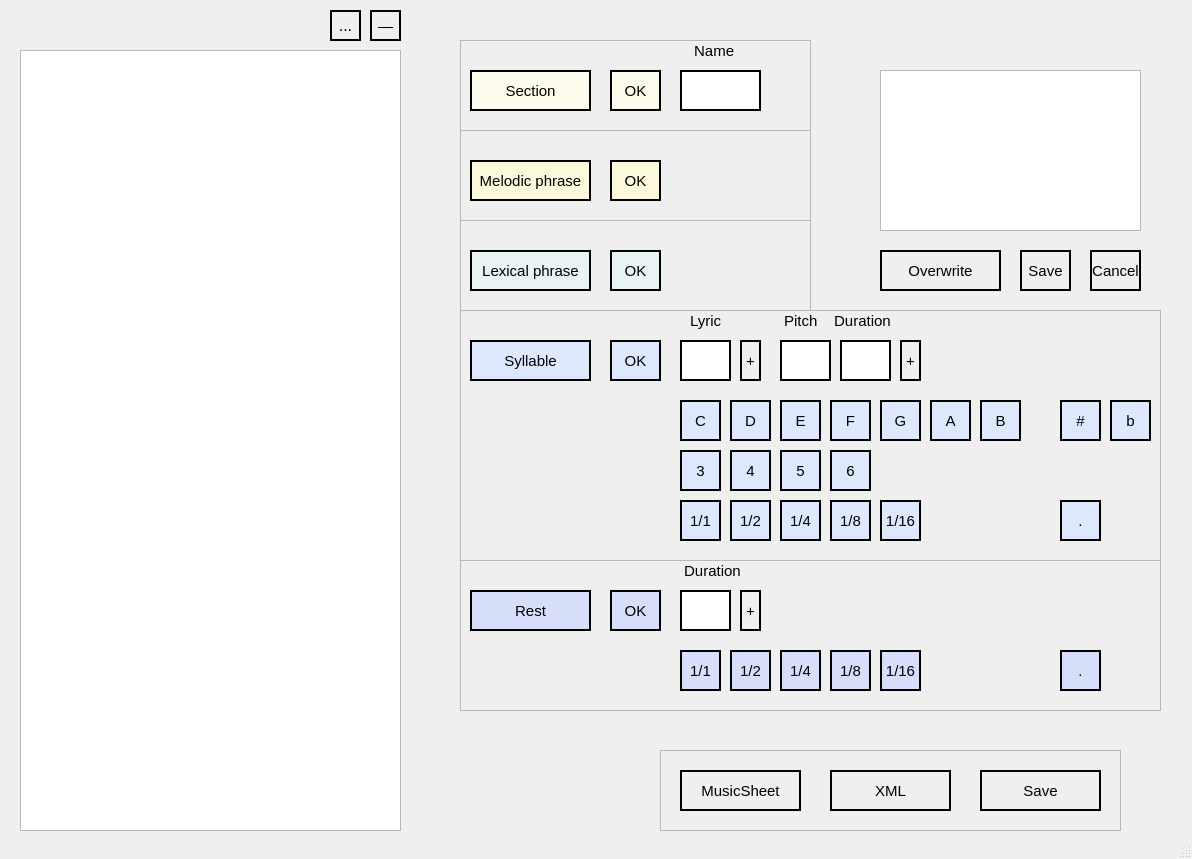
Before: the Qt Designer form ui/song-xml_editor.ui in uU-Uuu/song-xml-editor, drawn with Qt 5.
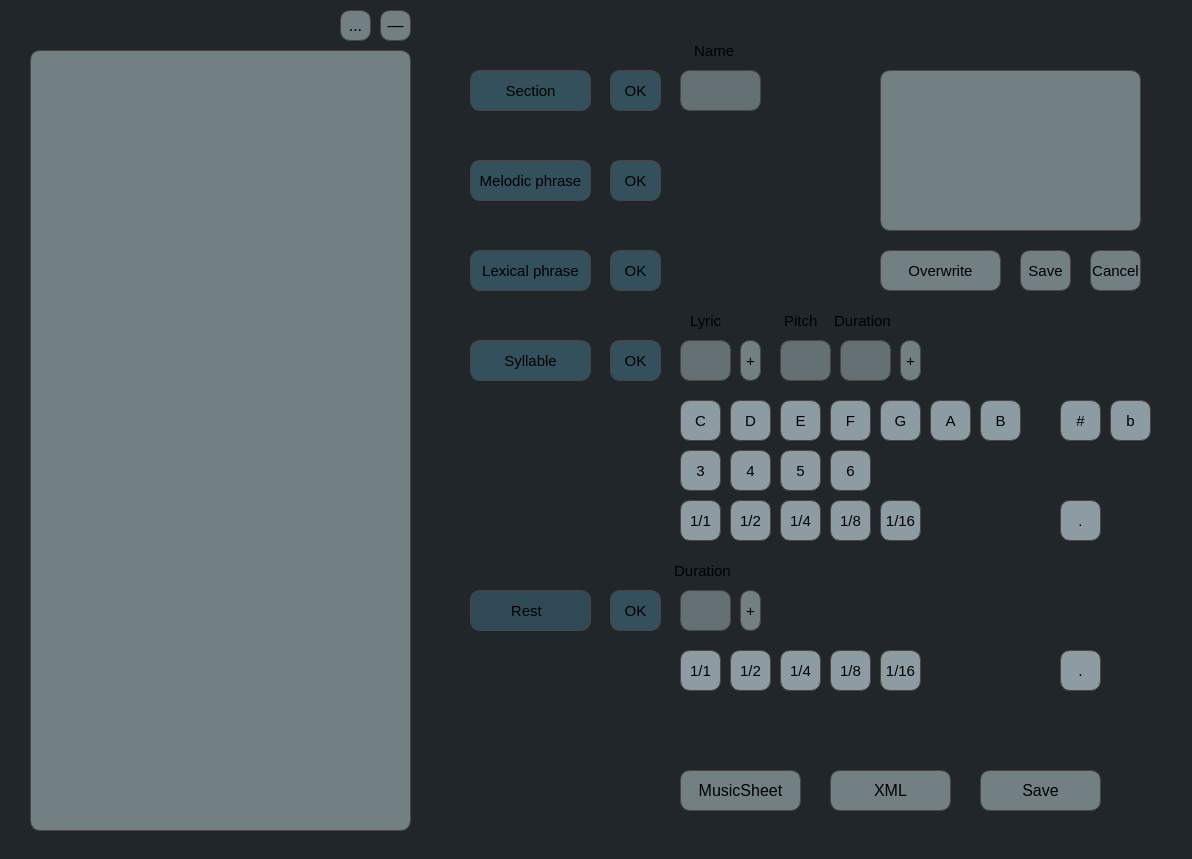
After: the same form once the commit is applied. Icons and pictures are not drawn.

Commit message: changed mainwindow style

Patch:
```diff
--- a/ui/song-xml_editor.ui
+++ b/ui/song-xml_editor.ui
@@ -10,23 +10,31 @@
     <height>859</height>
    </rect>
   </property>
+  <property name="sizePolicy">
+   <sizepolicy hsizetype="Preferred" vsizetype="Preferred">
+    <horstretch>0</horstretch>
+    <verstretch>0</verstretch>
+   </sizepolicy>
+  </property>
+  <property name="maximumSize">
+   <size>
+    <width>1192</width>
+    <height>859</height>
+   </size>
+  </property>
   <property name="windowTitle">
    <string>MainWindow</string>
   </property>
+  <property name="styleSheet">
+   <string notr="true"/>
+  </property>
   <widget class="QWidget" name="centralwidget">
-   <widget class="QScrollBar" name="verticalScrollBar">
-    <property name="geometry">
-     <rect>
-      <x>290</x>
-      <y>60</y>
-      <width>20</width>
-      <height>761</height>
-     </rect>
-    </property>
-    <property name="orientation">
-     <enum>Qt::Vertical</enum>
-    </property>
-   </widget>
+   <property name="styleSheet">
+    <string notr="true">background-color: rgb(33, 38, 42);
+background-image: url(':/img/b-noah-silliman-_k9dCeh5Ca0-unsplash.jpg');
+background-size: cover;
+</string>
+   </property>
    <widget class="QPlainTextEdit" name="previewInput">
     <property name="geometry">
      <rect>
@@ -36,6 +44,13 @@
       <height>161</height>
      </rect>
     </property>
+    <property name="styleSheet">
+     <string notr="true">background: rgba(206, 227, 232, 120);
+font: 25 9pt &quot;Yu Mincho Light&quot;;
+border: 0.5px solid rgb(70, 70, 70);
+border-radius: 10px
+</string>
+    </property>
     <property name="plainText">
      <string/>
     </property>
@@ -43,12 +58,19 @@
    <widget class="QTreeView" name="treeView">
     <property name="geometry">
      <rect>
-      <x>20</x>
+      <x>30</x>
       <y>50</y>
       <width>381</width>
       <height>781</height>
      </rect>
     </property>
+    <property name="styleSheet">
+     <string notr="true">background: rgba(206, 227, 232, 120);
+font: 25 9pt &quot;Yu Mincho Light&quot;;
+border: 0.5px solid rgb(70, 70, 70);
+border-radius: 10px
+</string>
+    </property>
    </widget>
    <widget class="QFrame" name="sectionFrame">
     <property name="geometry">
@@ -59,6 +81,10 @@
       <height>91</height>
      </rect>
     </property>
+    <property name="styleSheet">
+     <string notr="true">background: transparent;
+</string>
+    </property>
     <property name="frameShape">
      <enum>QFrame::StyledPanel</enum>
     </property>
@@ -75,7 +101,11 @@
       </rect>
      </property>
      <property name="styleSheet">
-      <string notr="true">border: 2px solid black;</string>
+      <string notr="true">font: 63 8pt &quot;Yu Mincho Demibold&quot;;
+font-size: 15px;
+border: 0.5px solid rgb(70, 70, 70);
+background: rgba(206, 227, 232, 100);
+border-radius: 10px</string>
      </property>
      <property name="text">
       <string/>
@@ -93,8 +123,9 @@
      <property name="styleSheet">
       <string notr="true">font: 63 8pt &quot;Yu Mincho Demibold&quot;;
 font-size: 15px;
-background-color: #fbfaeb;
-border: 2px solid black;
+border: 0.5px solid rgb(70, 70, 70);
+background: rgba(103, 205, 239, 65);
+border-radius: 10px
 </string>
      </property>
      <property name="text">
@@ -113,8 +144,9 @@
      <property name="styleSheet">
       <string notr="true">font: 63 8pt &quot;Yu Mincho Demibold&quot;;
 font-size: 15px;
-background-color: #fbfaeb;
-border: 2px solid black;
+border: 0.5px solid rgb(70, 70, 70);
+background: rgba(103, 205, 239, 65);
+border-radius: 10px
 </string>
      </property>
      <property name="text">
@@ -148,6 +180,10 @@
       <height>91</height>
      </rect>
     </property>
+    <property name="styleSheet">
+     <string notr="true">background: transparent;
+</string>
+    </property>
     <property name="frameShape">
      <enum>QFrame::StyledPanel</enum>
     </property>
@@ -166,8 +202,9 @@
      <property name="styleSheet">
       <string notr="true">font: 63 8pt &quot;Yu Mincho Demibold&quot;;
 font-size: 15px;
-background-color: #fbf8dc;
-border: 2px solid black;
+border: 0.5px solid rgb(70, 70, 70);
+background: rgba(103, 205, 239, 65);
+border-radius: 10px
 </string>
      </property>
      <property name="text">
@@ -186,8 +223,9 @@
      <property name="styleSheet">
       <string notr="true">font: 63 8pt &quot;Yu Mincho Demibold&quot;;
 font-size: 15px;
-background-color: #fbf8dc;
-border: 2px solid black;
+border: 0.5px solid rgb(70, 70, 70);
+background: rgba(103, 205, 239, 65);
+border-radius: 10px
 </string>
      </property>
      <property name="text">
@@ -204,6 +242,10 @@
       <height>91</height>
      </rect>
     </property>
+    <property name="styleSheet">
+     <string notr="true">background: transparent;
+</string>
+    </property>
     <property name="frameShape">
      <enum>QFrame::StyledPanel</enum>
     </property>
@@ -222,8 +264,9 @@
      <property name="styleSheet">
       <string notr="true">font: 63 8pt &quot;Yu Mincho Demibold&quot;;
 font-size: 15px;
-background-color: #e7f4f3;
-border: 2px solid black;
+border: 0.5px solid rgb(70, 70, 70);
+background: rgba(103, 205, 239, 65);
+border-radius: 10px
 </string>
      </property>
      <property name="text">
@@ -242,8 +285,9 @@
      <property name="styleSheet">
       <string notr="true">font: 63 8pt &quot;Yu Mincho Demibold&quot;;
 font-size: 15px;
-background-color: #e7f4f3;
-border: 2px solid black;
+border: 0.5px solid rgb(70, 70, 70);
+background: rgba(103, 205, 239, 65);
+border-radius: 10px
 </string>
      </property>
      <property name="text">
@@ -260,6 +304,10 @@
       <height>251</height>
      </rect>
     </property>
+    <property name="styleSheet">
+     <string notr="true">background: transparent;
+</string>
+    </property>
     <property name="frameShape">
      <enum>QFrame::StyledPanel</enum>
     </property>
@@ -278,8 +326,9 @@
      <property name="styleSheet">
       <string notr="true">font: 63 8pt &quot;Yu Mincho Demibold&quot;;
 font-size: 15px;
-background-color:#dee8fd;
-border: 2px solid black;
+border: 0.5px solid rgb(70, 70, 70);
+background: rgba(103, 205, 239, 65);
+border-radius: 10px
 </string>
      </property>
      <property name="text">
@@ -298,8 +347,9 @@
      <property name="styleSheet">
       <string notr="true">font: 63 8pt &quot;Yu Mincho Demibold&quot;;
 font-size: 15px;
-background-color:#dee8fd;
-border: 2px solid black;
+border: 0.5px solid rgb(70, 70, 70);
+background: rgba(103, 205, 239, 65);
+border-radius: 10px
 </string>
      </property>
      <property name="text">
@@ -316,7 +366,11 @@
       </rect>
      </property>
      <property name="styleSheet">
-      <string notr="true">border: 2px solid black;</string>
+      <string notr="true">font: 63 8pt &quot;Yu Mincho Demibold&quot;;
+font-size: 15px;
+border: 0.5px solid rgb(70, 70, 70);
+background: rgba(206, 227, 232, 100);
+border-radius: 10px</string>
      </property>
      <property name="text">
       <string/>
@@ -334,9 +388,9 @@
      <property name="styleSheet">
       <string notr="true">font: 63 8pt &quot;Yu Mincho Demibold&quot;;
 font-size: 15px;
-background-color:#dee8fd;
-border: 2px solid black;
-</string>
+border: 0.5px solid rgb(70, 70, 70);
+background: rgba(206, 227, 232, 160);
+border-radius: 10px</string>
      </property>
      <property name="text">
       <string>.</string>
@@ -354,9 +408,9 @@
      <property name="styleSheet">
       <string notr="true">font: 63 8pt &quot;Yu Mincho Demibold&quot;;
 font-size: 15px;
-background-color:#dee8fd;
-border: 2px solid black;
-</string>
+border: 0.5px solid rgb(70, 70, 70);
+background: rgba(206, 227, 232, 160);
+border-radius: 10px</string>
      </property>
      <property name="text">
       <string>#</string>
@@ -374,9 +428,9 @@
      <property name="styleSheet">
       <string notr="true">font: 63 8pt &quot;Yu Mincho Demibold&quot;;
 font-size: 15px;
-background-color:#dee8fd;
-border: 2px solid black;
-</string>
+border: 0.5px solid rgb(70, 70, 70);
+background: rgba(206, 227, 232, 160);
+border-radius: 10px</string>
      </property>
      <property name="text">
       <string>b</string>
@@ -394,9 +448,9 @@
      <property name="styleSheet">
       <string notr="true">font: 63 8pt &quot;Yu Mincho Demibold&quot;;
 font-size: 15px;
-background-color:#dee8fd;
-border: 2px solid black;
-</string>
+border: 0.5px solid rgb(70, 70, 70);
+background: rgba(206, 227, 232, 160);
+border-radius: 10px</string>
      </property>
      <property name="text">
       <string>1/16</string>
@@ -414,9 +468,9 @@
      <property name="styleSheet">
       <string notr="true">font: 63 8pt &quot;Yu Mincho Demibold&quot;;
 font-size: 15px;
-background-color:#dee8fd;
-border: 2px solid black;
-</string>
+border: 0.5px solid rgb(70, 70, 70);
+background: rgba(206, 227, 232, 160);
+border-radius: 10px</string>
      </property>
      <property name="text">
       <string>1/8</string>
@@ -434,9 +488,9 @@
      <property name="styleSheet">
       <string notr="true">font: 63 8pt &quot;Yu Mincho Demibold&quot;;
 font-size: 15px;
-background-color:#dee8fd;
-border: 2px solid black;
-</string>
+border: 0.5px solid rgb(70, 70, 70);
+background: rgba(206, 227, 232, 160);
+border-radius: 10px</string>
      </property>
      <property name="text">
       <string>1/4</string>
@@ -454,9 +508,9 @@
      <property name="styleSheet">
       <string notr="true">font: 63 8pt &quot;Yu Mincho Demibold&quot;;
 font-size: 15px;
-background-color:#dee8fd;
-border: 2px solid black;
-</string>
+border: 0.5px solid rgb(70, 70, 70);
+background: rgba(206, 227, 232, 160);
+border-radius: 10px</string>
      </property>
      <property name="text">
       <string>1/2</string>
@@ -474,9 +528,9 @@
      <property name="styleSheet">
       <string notr="true">font: 63 8pt &quot;Yu Mincho Demibold&quot;;
 font-size: 15px;
-background-color:#dee8fd;
-border: 2px solid black;
-</string>
+border: 0.5px solid rgb(70, 70, 70);
+background: rgba(206, 227, 232, 160);
+border-radius: 10px</string>
      </property>
      <property name="text">
       <string>1/1</string>
@@ -494,9 +548,9 @@
      <property name="styleSheet">
       <string notr="true">font: 63 8pt &quot;Yu Mincho Demibold&quot;;
 font-size: 15px;
-background-color:#dee8fd;
-border: 2px solid black;
-</string>
+border: 0.5px solid rgb(70, 70, 70);
+background: rgba(206, 227, 232, 160);
+border-radius: 10px</string>
      </property>
      <property name="text">
       <string>3</string>
@@ -514,9 +568,9 @@
      <property name="styleSheet">
       <string notr="true">font: 63 8pt &quot;Yu Mincho Demibold&quot;;
 font-size: 15px;
-background-color:#dee8fd;
-border: 2px solid black;
-</string>
+border: 0.5px solid rgb(70, 70, 70);
+background: rgba(206, 227, 232, 160);
+border-radius: 10px</string>
      </property>
      <property name="text">
       <string>4</string>
@@ -537,9 +591,9 @@
      <property name="styleSheet">
       <string notr="true">font: 63 8pt &quot;Yu Mincho Demibold&quot;;
 font-size: 15px;
-background-color:#dee8fd;
-border: 2px solid black;
-</string>
+border: 0.5px solid rgb(70, 70, 70);
+background: rgba(206, 227, 232, 160);
+border-radius: 10px</string>
      </property>
      <property name="text">
       <string>5</string>
@@ -557,9 +611,9 @@
      <property name="styleSheet">
       <string notr="true">font: 63 8pt &quot;Yu Mincho Demibold&quot;;
 font-size: 15px;
-background-color:#dee8fd;
-border: 2px solid black;
-</string>
+border: 0.5px solid rgb(70, 70, 70);
+background: rgba(206, 227, 232, 160);
+border-radius: 10px</string>
      </property>
      <property name="text">
       <string>6</string>
@@ -577,9 +631,9 @@
      <property name="styleSheet">
       <string notr="true">font: 63 8pt &quot;Yu Mincho Demibold&quot;;
 font-size: 15px;
-background-color:#dee8fd;
-border: 2px solid black;
-</string>
+border: 0.5px solid rgb(70, 70, 70);
+background: rgba(206, 227, 232, 160);
+border-radius: 10px</string>
      </property>
      <property name="text">
       <string>C</string>
@@ -597,9 +651,9 @@
      <property name="styleSheet">
       <string notr="true">font: 63 8pt &quot;Yu Mincho Demibold&quot;;
 font-size: 15px;
-background-color:#dee8fd;
-border: 2px solid black;
-</string>
+border: 0.5px solid rgb(70, 70, 70);
+background: rgba(206, 227, 232, 160);
+border-radius: 10px</string>
      </property>
      <property name="text">
       <string>D</string>
@@ -617,9 +671,9 @@
      <property name="styleSheet">
       <string notr="true">font: 63 8pt &quot;Yu Mincho Demibold&quot;;
 font-size: 15px;
-background-color:#dee8fd;
-border: 2px solid black;
-</string>
+border: 0.5px solid rgb(70, 70, 70);
+background: rgba(206, 227, 232, 160);
+border-radius: 10px</string>
      </property>
      <property name="text">
       <string>E</string>
@@ -637,9 +691,9 @@
      <property name="styleSheet">
       <string notr="true">font: 63 8pt &quot;Yu Mincho Demibold&quot;;
 font-size: 15px;
-background-color:#dee8fd;
-border: 2px solid black;
-</string>
+border: 0.5px solid rgb(70, 70, 70);
+background: rgba(206, 227, 232, 160);
+border-radius: 10px</string>
      </property>
      <property name="text">
       <string>F</string>
@@ -657,9 +711,9 @@
      <property name="styleSheet">
       <string notr="true">font: 63 8pt &quot;Yu Mincho Demibold&quot;;
 font-size: 15px;
-background-color:#dee8fd;
-border: 2px solid black;
-</string>
+border: 0.5px solid rgb(70, 70, 70);
+background: rgba(206, 227, 232, 160);
+border-radius: 10px</string>
      </property>
      <property name="text">
       <string>G</string>
@@ -677,9 +731,9 @@
      <property name="styleSheet">
       <string notr="true">font: 63 8pt &quot;Yu Mincho Demibold&quot;;
 font-size: 15px;
-background-color:#dee8fd;
-border: 2px solid black;
-</string>
+border: 0.5px solid rgb(70, 70, 70);
+background: rgba(206, 227, 232, 160);
+border-radius: 10px</string>
      </property>
      <property name="text">
       <string>A</string>
@@ -697,9 +751,9 @@
      <property name="styleSheet">
       <string notr="true">font: 63 8pt &quot;Yu Mincho Demibold&quot;;
 font-size: 15px;
-background-color:#dee8fd;
-border: 2px solid black;
-</string>
+border: 0.5px solid rgb(70, 70, 70);
+background: rgba(206, 227, 232, 160);
+border-radius: 10px</string>
      </property>
      <property name="text">
       <string>B</string>
@@ -715,7 +769,11 @@
       </rect>
      </property>
      <property name="styleSheet">
-      <string notr="true">border: 2px solid black;</string>
+      <string notr="true">font: 63 8pt &quot;Yu Mincho Demibold&quot;;
+font-size: 15px;
+border: 0.5px solid rgb(70, 70, 70);
+background: rgba(206, 227, 232, 100);
+border-radius: 10px</string>
      </property>
      <property name="text">
       <string/>
@@ -750,8 +808,9 @@
      <property name="styleSheet">
       <string notr="true">font: 63 8pt &quot;Yu Mincho Demibold&quot;;
 font-size: 15px;
-border: 2px solid black;
-</string>
+border: 0.5px solid rgb(70, 70, 70);
+background: rgba(206, 227, 232, 120);
+border-radius: 10px</string>
      </property>
      <property name="text">
       <string>+</string>
@@ -767,7 +826,11 @@
       </rect>
      </property>
      <property name="styleSheet">
-      <string notr="true">border: 2px solid black;</string>
+      <string notr="true">font: 63 8pt &quot;Yu Mincho Demibold&quot;;
+font-size: 15px;
+border: 0.5px solid rgb(70, 70, 70);
+background: rgba(206, 227, 232, 100);
+border-radius: 10px</string>
      </property>
      <property name="text">
       <string/>
@@ -802,8 +865,9 @@
      <property name="styleSheet">
       <string notr="true">font: 63 8pt &quot;Yu Mincho Demibold&quot;;
 font-size: 15px;
-border: 2px solid black;
-</string>
+border: 0.5px solid rgb(70, 70, 70);
+background: rgba(206, 227, 232, 120);
+border-radius: 10px</string>
      </property>
      <property name="text">
       <string>+</string>
@@ -836,6 +900,10 @@
       <height>151</height>
      </rect>
     </property>
+    <property name="styleSheet">
+     <string notr="true">background: transparent;
+</string>
+    </property>
     <property name="frameShape">
      <enum>QFrame::StyledPanel</enum>
     </property>
@@ -854,12 +922,13 @@
      <property name="styleSheet">
       <string notr="true">font: 63 8pt &quot;Yu Mincho Demibold&quot;;
 font-size: 15px;
-background-color: #d6def9;
-border: 2px solid black;
+border: 0.5px solid rgb(70, 70, 70);
+background: rgba(103, 205, 239, 55);
+border-radius: 10px
 </string>
      </property>
      <property name="text">
-      <string>Rest</string>
+      <string>Rest  </string>
      </property>
     </widget>
     <widget class="QToolButton" name="newRestOKBtn">
@@ -874,8 +943,9 @@
      <property name="styleSheet">
       <string notr="true">font: 63 8pt &quot;Yu Mincho Demibold&quot;;
 font-size: 15px;
-background-color:#d6def9;
-border: 2px solid black;
+border: 0.5px solid rgb(70, 70, 70);
+background: rgba(103, 205, 239, 65);
+border-radius: 10px
 </string>
      </property>
      <property name="text">
@@ -892,7 +962,11 @@
       </rect>
      </property>
      <property name="styleSheet">
-      <string notr="true">border: 2px solid black;</string>
+      <string notr="true">font: 63 8pt &quot;Yu Mincho Demibold&quot;;
+font-size: 15px;
+border: 0.5px solid rgb(70, 70, 70);
+background: rgba(206, 227, 232, 100);
+border-radius: 10px</string>
      </property>
      <property name="text">
       <string/>
@@ -910,8 +984,9 @@
      <property name="styleSheet">
       <string notr="true">font: 63 8pt &quot;Yu Mincho Demibold&quot;;
 font-size: 15px;
-border: 2px solid black;
-</string>
+border: 0.5px solid rgb(70, 70, 70);
+background: rgba(206, 227, 232, 120);
+border-radius: 10px</string>
      </property>
      <property name="text">
       <string>+</string>
@@ -920,7 +995,7 @@
     <widget class="QLabel" name="restDurationLabel">
      <property name="geometry">
       <rect>
-       <x>220</x>
+       <x>210</x>
        <y>0</y>
        <width>71</width>
        <height>21</height>
@@ -928,7 +1003,9 @@
      </property>
      <property name="styleSheet">
       <string notr="true">font: 63 8pt &quot;Yu Mincho Demibold&quot;;
-font-size: 15px;</string>
+font-size: 15px;
+color: black;
+</string>
      </property>
      <property name="text">
       <string> Duration</string>
@@ -946,9 +1023,9 @@
      <property name="styleSheet">
       <string notr="true">font: 63 8pt &quot;Yu Mincho Demibold&quot;;
 font-size: 15px;
-background-color:#d6def9;
-border: 2px solid black;
-</string>
+border: 0.5px solid rgb(70, 70, 70);
+background: rgba(206, 227, 232, 160);
+border-radius: 10px</string>
      </property>
      <property name="text">
       <string>1/1</string>
@@ -966,9 +1043,9 @@
      <property name="styleSheet">
       <string notr="true">font: 63 8pt &quot;Yu Mincho Demibold&quot;;
 font-size: 15px;
-background-color:#d6def9;
-border: 2px solid black;
-</string>
+border: 0.5px solid rgb(70, 70, 70);
+background: rgba(206, 227, 232, 160);
+border-radius: 10px</string>
      </property>
      <property name="text">
       <string>1/2</string>
@@ -986,9 +1063,9 @@
      <property name="styleSheet">
       <string notr="true">font: 63 8pt &quot;Yu Mincho Demibold&quot;;
 font-size: 15px;
-background-color:#d6def9;
-border: 2px solid black;
-</string>
+border: 0.5px solid rgb(70, 70, 70);
+background: rgba(206, 227, 232, 160);
+border-radius: 10px</string>
      </property>
      <property name="text">
       <string>1/4</string>
@@ -1006,9 +1083,9 @@
      <property name="styleSheet">
       <string notr="true">font: 63 8pt &quot;Yu Mincho Demibold&quot;;
 font-size: 15px;
-background-color:#d6def9;
-border: 2px solid black;
-</string>
+border: 0.5px solid rgb(70, 70, 70);
+background: rgba(206, 227, 232, 160);
+border-radius: 10px</string>
      </property>
      <property name="text">
       <string>1/8</string>
@@ -1026,9 +1103,9 @@
      <property name="styleSheet">
       <string notr="true">font: 63 8pt &quot;Yu Mincho Demibold&quot;;
 font-size: 15px;
-background-color:#d6def9;
-border: 2px solid black;
-</string>
+border: 0.5px solid rgb(70, 70, 70);
+background: rgba(206, 227, 232, 160);
+border-radius: 10px</string>
      </property>
      <property name="text">
       <string>1/16</string>
@@ -1045,10 +1122,10 @@
      </property>
      <property name="styleSheet">
       <string notr="true">font: 63 8pt &quot;Yu Mincho Demibold&quot;;
-font-size: 15px;
-background-color:#d6def9;
-border: 2px solid black;
-</string>
+font-size: 16px;
+border: 0.5px solid rgb(70, 70, 70);
+background: rgba(206, 227, 232, 160);
+border-radius: 10px</string>
      </property>
      <property name="text">
       <string>.</string>
@@ -1064,6 +1141,10 @@
       <height>81</height>
      </rect>
     </property>
+    <property name="styleSheet">
+     <string notr="true">background: transparent;
+</string>
+    </property>
     <property name="frameShape">
      <enum>QFrame::StyledPanel</enum>
     </property>
@@ -1084,9 +1165,10 @@
      </property>
      <property name="styleSheet">
       <string notr="true">font: 63 8pt &quot;Yu Mincho Demibold&quot;;
-font-size: 15px;
-border: 2px solid black;
-</string>
+font-size: 16px;
+border: 0.5px solid rgb(70, 70, 70);
+background: rgba(206, 227, 232, 120);
+border-radius: 10px</string>
      </property>
      <property name="text">
       <string>MusicSheet</string>
@@ -1106,9 +1188,10 @@
      </property>
      <property name="styleSheet">
       <string notr="true">font: 63 8pt &quot;Yu Mincho Demibold&quot;;
-font-size: 15px;
-border: 2px solid black;
-</string>
+font-size: 16px;
+border: 0.5px solid rgb(70, 70, 70);
+background: rgba(206, 227, 232, 120);
+border-radius: 10px</string>
      </property>
      <property name="text">
       <string>XML</string>
@@ -1134,9 +1217,10 @@
      </property>
      <property name="styleSheet">
       <string notr="true">font: 63 8pt &quot;Yu Mincho Demibold&quot;;
-font-size: 15px;
-border: 2px solid black;
-</string>
+font-size: 16px;
+border: 0.5px solid rgb(70, 70, 70);
+background: rgba(206, 227, 232, 120);
+border-radius: 10px</string>
      </property>
      <property name="text">
       <string>Save</string>
@@ -1155,8 +1239,9 @@
     <property name="styleSheet">
      <string notr="true">font: 63 8pt &quot;Yu Mincho Demibold&quot;;
 font-size: 15px;
-border: 2px solid black;
-</string>
+border: 0.5px solid rgb(70, 70, 70);
+background: rgba(206, 227, 232, 120);
+border-radius: 10px</string>
     </property>
     <property name="text">
      <string>Overwrite</string>
@@ -1174,9 +1259,9 @@
     <property name="styleSheet">
      <string notr="true">font: 63 8pt &quot;Yu Mincho Demibold&quot;;
 font-size: 15px;
-background-color: ;
-border: 2px solid black;
-</string>
+border: 0.5px solid rgb(70, 70, 70);
+background: rgba(206, 227, 232, 120);
+border-radius: 10px</string>
     </property>
     <property name="text">
      <string>Save</string>
@@ -1194,9 +1279,9 @@
     <property name="styleSheet">
      <string notr="true">font: 63 8pt &quot;Yu Mincho Demibold&quot;;
 font-size: 15px;
-background-color: ;
-border: 2px solid black;
-</string>
+border: 0.5px solid rgb(70, 70, 70);
+background: rgba(206, 227, 232, 120);
+border-radius: 10px</string>
     </property>
     <property name="text">
      <string>Cancel</string>
@@ -1205,7 +1290,7 @@
    <widget class="QToolButton" name="deleteNodeBtn">
     <property name="geometry">
      <rect>
-      <x>370</x>
+      <x>380</x>
       <y>10</y>
       <width>31</width>
       <height>31</height>
@@ -1213,9 +1298,10 @@
     </property>
     <property name="styleSheet">
      <string notr="true">font: 63 8pt &quot;Yu Mincho Demibold&quot;;
-font-size: 15px;
-border: 2px solid black;
-</string>
+font-size: 16px;
+border: 0.5px solid rgb(70, 70, 70);
+background: rgba(206, 227, 232, 120);
+border-radius: 10px</string>
     </property>
     <property name="text">
      <string>—</string>
@@ -1224,7 +1310,7 @@
    <widget class="QToolButton" name="editNodeBtn">
     <property name="geometry">
      <rect>
-      <x>330</x>
+      <x>340</x>
       <y>10</y>
       <width>31</width>
       <height>31</height>
@@ -1233,8 +1319,9 @@
     <property name="styleSheet">
      <string notr="true">font: 63 8pt &quot;Yu Mincho Demibold&quot;;
 font-size: 16px;
-border: 2px solid black;
-</string>
+border: 0.5px solid rgb(70, 70, 70);
+background: rgba(206, 227, 232, 120);
+border-radius: 10px</string>
     </property>
     <property name="text">
      <string>...</string>
@@ -1255,7 +1342,6 @@
    <zorder>deleteNodeBtn</zorder>
    <zorder>editNodeBtn</zorder>
   </widget>
-  <widget class="QStatusBar" name="statusbar"/>
  </widget>
  <resources/>
  <connections/>
```
Left out of the diff: 5 changed lines with no effect on the pictures. The commit also changes 6 other files.
